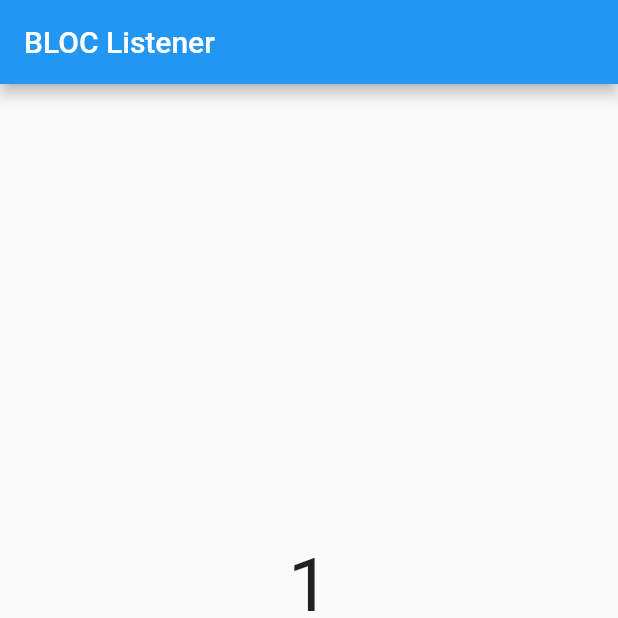
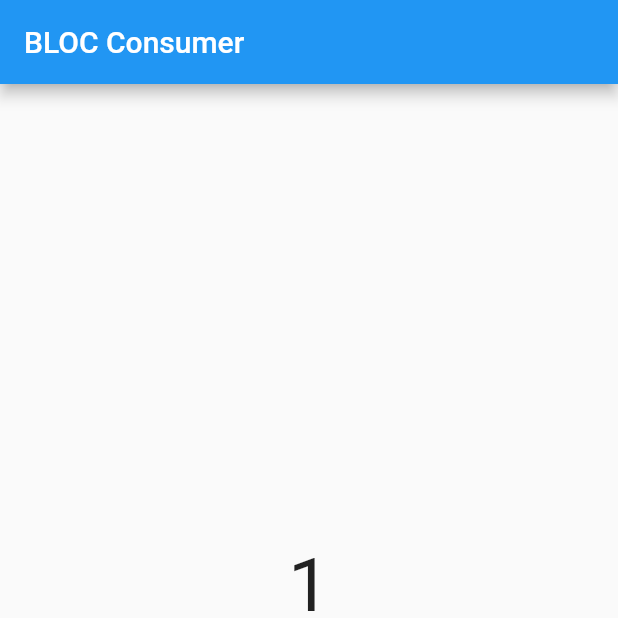
Before and after one commit to aldinurhanudin/Konsep-dasar-Bloc, a Flutter app: the screen it shows after launch, after a tap on the "add" icon, on a phone screen of 412 x 824 dp, the top half of it. Run offline on Flutter 3.47's test engine with Material 2 defaults, Android fonts, the phone set to English and light mode, and no system bars; our stand-ins replace bloc, flutter_bloc.

Commit message:
06 Bloc Consumer

```diff
--- a/latihan_bloc/lib/ui/pages/home.dart
+++ b/latihan_bloc/lib/ui/pages/home.dart
@@ -9,36 +9,20 @@ class HomePage extends StatelessWidget {
   Widget build(BuildContext context) {
     return Scaffold(
       appBar: AppBar(
-        title: const Text("BLOC Listener"),
+        title: const Text("BLOC Consumer"),
       ),
       body: Column(
         mainAxisAlignment: MainAxisAlignment.center,
         children: [
-          BlocListener(
+          BlocConsumer<Counter, int>(
             bloc: mycounter,
-            listener: (context, state) {
-              ScaffoldMessenger.of(context).showSnackBar(
-                SnackBar(
-                  content: Text("Sudah mencapai 15"),
-                ),
-              );
-            },
-            listenWhen: (previous, current) {
-              if (current == 15) {
+            buildWhen: (previous, current) {
+              if (current >= 1) {
                 return true;
               } else {
                 return false;
               }
             },
-            child: BlocBuilder<Counter, int>(
-                bloc: mycounter,
-                // buildWhen: (previous, current) {
-                //   if (current % 2 == 1) {
-                //     return true;
-                //   } else {
-                //     return false;
-                //   }
-                // },
             builder: (context, state) {
               return Text(
                 "$state",
@@ -46,8 +30,56 @@ class HomePage extends StatelessWidget {
                   fontSize: 50,
                 ),
               );
-                }),
+            },
+            listener: (context, state) {
+              ScaffoldMessenger.of(context).showSnackBar(
+                SnackBar(
+                  content: Text("Data Genap"),
                 ),
+              );
+            },
+            listenWhen: (previous, current) {
+              if (current % 2 == 0) {
+                return true;
+              } else {
+                return false;
+              }
+            },
+          ),
+          // BlocListener<Counter, int>(
+          //   bloc: mycounter,
+          //   listener: (context, state) {
+          //     ScaffoldMessenger.of(context).showSnackBar(
+          //       SnackBar(
+          //         content: Text("Data Genap"),
+          //       ),
+          //     );
+          //   },
+          //   listenWhen: (previous, current) {
+          //     if (current % 2 == 0) {
+          //       return true;
+          //     } else {
+          //       return false;
+          //     }
+          //   },
+          //   child: BlocBuilder<Counter, int>(
+          //       bloc: mycounter,
+          //       // buildWhen: (previous, current) {
+          //       //   if (current % 2 == 1) {
+          //       //     return true;
+          //       //   } else {
+          //       //     return false;
+          //       //   }
+          //       // },
+          //       builder: (context, state) {
+          //         return Text(
+          //           "$state",
+          //           style: const TextStyle(
+          //             fontSize: 50,
+          //           ),
+          //         );
+          //       }),
+          // ),
           // StreamBuilder(
           //     initialData: mycounter.init,
           //     stream: mycounter.stream,
```
Lines whose indentation alone changed are shown as unchanged.
